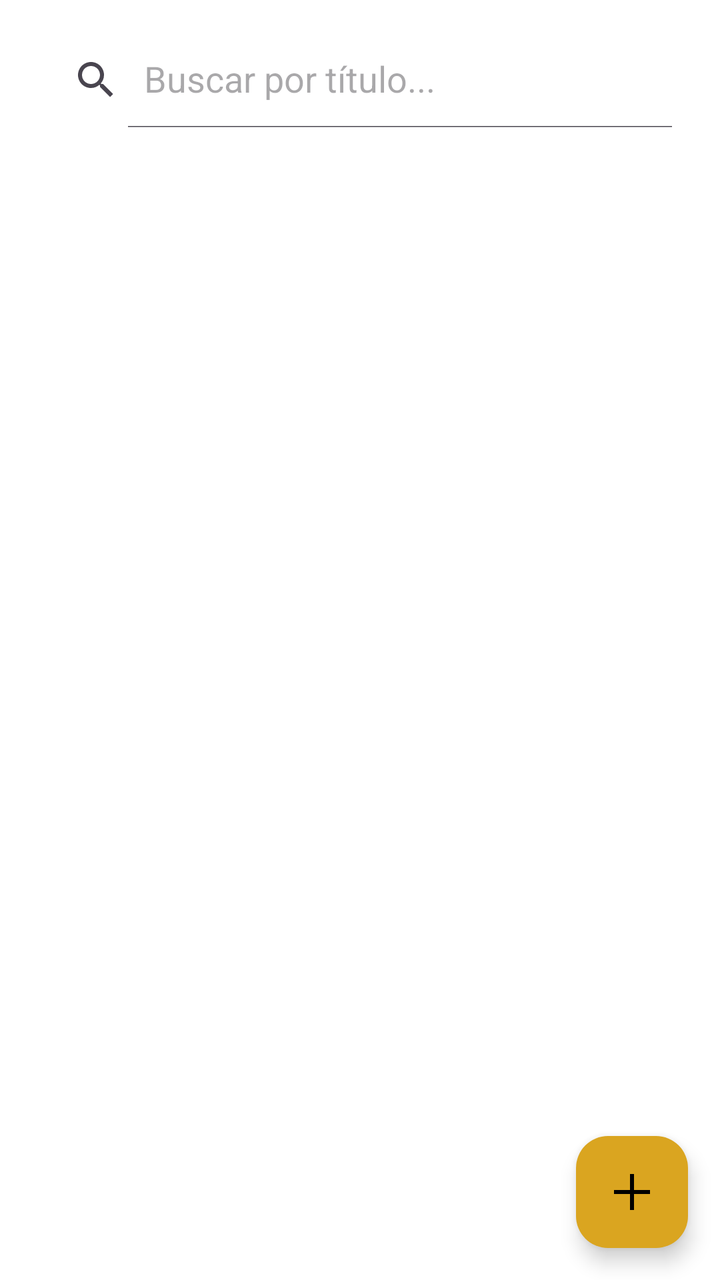
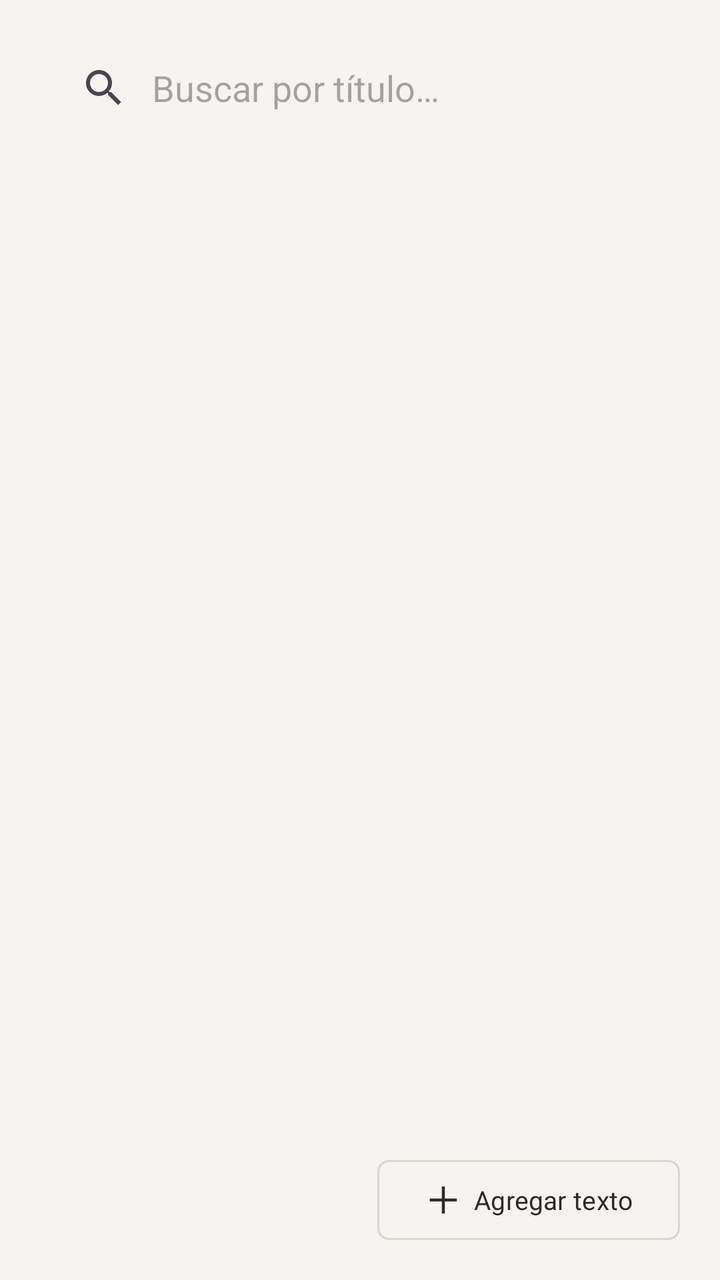

Two renders of the same Android screen: before a commit and after it. Below are the layout's source before the change and the commit's diff.
<!-- AndroidManifest.xml: application theme Theme.Leelo -->
<!-- res/layout/fragment_text.xml -->
<?xml version="1.0" encoding="utf-8"?>
<FrameLayout xmlns:android="http://schemas.android.com/apk/res/android"
    xmlns:tools="http://schemas.android.com/tools"
    xmlns:app="http://schemas.android.com/apk/res-auto"
    android:layout_width="match_parent"
    android:layout_height="match_parent"
    android:background="?android:attr/colorBackground"
    tools:context=".presentation.ui.TextFragment">

    <LinearLayout
        android:id="@+id/container"
        android:layout_width="match_parent"
        android:layout_height="match_parent"
        android:orientation="vertical"
        android:padding="16dp"
        android:layout_marginBottom="80dp">

        <androidx.appcompat.widget.SearchView
            android:id="@+id/searchView"
            android:layout_width="match_parent"
            android:layout_height="wrap_content"
            android:layout_marginBottom="8dp"
            app:queryHint="Buscar por título..."
            app:iconifiedByDefault="false" />

        <androidx.recyclerview.widget.RecyclerView
            android:id="@+id/recyclerText"
            android:layout_width="match_parent"
            android:layout_height="match_parent"
            android:scrollbars="vertical"
            tools:listitem="@layout/item_text" />

    </LinearLayout>

    <TextView
        android:id="@+id/emptyView"
        android:layout_width="wrap_content"
        android:layout_height="wrap_content"
        android:layout_gravity="center"
        android:text="No hay textos todavía"
        android:textSize="18sp"
        android:textColor="?attr/colorOnSurface"
        android:visibility="gone" />

    <TextView
        android:id="@+id/emptySearchView"
        android:layout_width="wrap_content"
        android:layout_height="wrap_content"
        android:layout_gravity="center"
        android:text="No se encontraron resultados"
        android:textSize="18sp"
        android:textColor="?attr/colorOnSurface"
        android:visibility="gone" />

    <com.google.android.material.floatingactionbutton.FloatingActionButton
        android:id="@+id/add_text_button"
        android:layout_width="wrap_content"
        android:layout_height="wrap_content"
        android:layout_gravity="bottom|end"
        android:layout_margin="16dp"
        app:backgroundTint="@color/gold"
        app:srcCompat="@drawable/baseline_add"
        app:tint="@android:color/black" />

</FrameLayout>
<!-- res/layout/item_text.xml (included above) -->
<?xml version="1.0" encoding="utf-8"?>
<LinearLayout xmlns:android="http://schemas.android.com/apk/res/android"
    android:layout_width="match_parent"
    android:layout_height="wrap_content"
    android:orientation="horizontal"
    android:padding="16dp"
    android:background="?android:attr/selectableItemBackground">

    <ImageView
        android:id="@+id/bookIcon"
        android:layout_width="40dp"
        android:layout_height="40dp"
        android:layout_marginEnd="16dp"
        android:src="@drawable/baseline_book_24"
        android:tint="?attr/colorOnSurface"
        android:contentDescription="Book icon" />

    <LinearLayout
        android:layout_width="0dp"
        android:layout_height="wrap_content"
        android:layout_weight="1"
        android:orientation="vertical">

        <TextView
            android:id="@+id/textTitle"
            android:layout_width="match_parent"
            android:layout_height="wrap_content"
            android:textSize="18sp"
            android:textColor="?attr/colorOnSurface"
            android:textStyle="bold" />

        <ProgressBar
            android:id="@+id/readingProgress"
            style="?android:attr/progressBarStyleHorizontal"
            android:layout_width="match_parent"
            android:layout_height="4dp"
            android:layout_marginTop="4dp"
            android:progress="0"
            android:max="100"
            android:progressTint="@color/gold"
            android:progressBackgroundTint="?attr/colorOnSurface" />

    </LinearLayout>

    <ImageButton
        android:id="@+id/menuButton"
        android:layout_width="wrap_content"
        android:layout_height="wrap_content"
        android:layout_marginStart="16dp"
        android:background="?android:attr/selectableItemBackground"
        android:src="@drawable/more_vert"
        android:tint="?attr/colorOnSurface"
        android:contentDescription="Options menu" />

</LinearLayout>
<!-- resources referenced by this layout -->
<resources>
  <color name="gold">#DAA520</color>
  <!-- drawable baseline_add (drawable) -->
  <vector xmlns:android="http://schemas.android.com/apk/res/android"
      android:width="24dp"
      android:height="24dp"
      android:viewportWidth="960"
      android:viewportHeight="960">
    <path
        android:pathData="M440,840v-320L120,520v-80h320v-320h80v320h320v80L520,520v320h-80Z"
        android:fillColor="#e3e3e3"/>
  </vector>
  <!-- drawable baseline_book_24 (drawable) -->
  <vector xmlns:android="http://schemas.android.com/apk/res/android" android:height="24dp" android:tint="#000000" android:viewportHeight="24" android:viewportWidth="24" android:width="24dp">
        
      <path android:fillColor="@android:color/white" android:pathData="M18,2H6c-1.1,0 -2,0.9 -2,2v16c0,1.1 0.9,2 2,2h12c1.1,0 2,-0.9 2,-2V4c0,-1.1 -0.9,-2 -2,-2zM6,4h5v8l-2.5,-1.5L6,12V4z"/>
      
  </vector>
  <!-- drawable more_vert (drawable) -->
  <vector xmlns:android="http://schemas.android.com/apk/res/android"
      android:width="24dp"
      android:height="24dp"
      android:viewportWidth="960"
      android:viewportHeight="960">
    <path
        android:pathData="M480,800q-33,0 -56.5,-23.5T400,720q0,-33 23.5,-56.5T480,640q33,0 56.5,23.5T560,720q0,33 -23.5,56.5T480,800ZM480,560q-33,0 -56.5,-23.5T400,480q0,-33 23.5,-56.5T480,400q33,0 56.5,23.5T560,480q0,33 -23.5,56.5T480,560ZM480,320q-33,0 -56.5,-23.5T400,240q0,-33 23.5,-56.5T480,160q33,0 56.5,23.5T560,240q0,33 -23.5,56.5T480,320Z"
        android:fillColor="@color/black"/>
  </vector>
  <style name="Theme.Leelo" parent="Base.Theme.Leelo" />
  <color name="black">#FF000000</color>
  <style name="Base.Theme.Leelo" parent="Theme.Material3.DayNight.NoActionBar">
          <item name="colorPrimary">@color/gold</item>
          <item name="colorPrimaryVariant">@color/gold</item>
          <item name="colorOnPrimary">@color/black</item>
          <item name="colorSecondary">@color/gold</item>
          <item name="colorSecondaryVariant">@color/gold</item>
          <item name="colorOnSecondary">@color/black</item>
          
          <item name="android:colorBackground">@color/background_light</item>
          <item name="colorSurface">@color/surface_light</item>
          <item name="colorOnBackground">@color/on_background_light</item>
          <item name="colorOnSurface">@color/on_surface_light</item>
          
          <item name="android:statusBarColor">@color/background_light</item>
          <item name="android:windowLightStatusBar" tools:targetApi="m">true</item>
          <item name="android:navigationBarColor">@color/background_light</item>
      </style>
  <color name="background_light">#FFFFFF</color>
  <color name="surface_light">#FFFFFF</color>
  <color name="on_background_light">#1C1B1F</color>
  <color name="on_surface_light">#1C1B1F</color>
</resources>

<!-- the commit's change to res/layout/fragment_text.xml (unified diff, before → after) -->
@@ -1,33 +1,38 @@
 <?xml version="1.0" encoding="utf-8"?>
 <FrameLayout xmlns:android="http://schemas.android.com/apk/res/android"
+    xmlns:app="http://schemas.android.com/apk/res-auto"
     xmlns:tools="http://schemas.android.com/tools"
-    xmlns:app="http://schemas.android.com/apk/res-auto"
     android:layout_width="match_parent"
     android:layout_height="match_parent"
-    android:background="?android:attr/colorBackground"
+    android:background="@color/paper"
     tools:context=".presentation.ui.TextFragment">
 
     <LinearLayout
         android:id="@+id/container"
         android:layout_width="match_parent"
         android:layout_height="match_parent"
+        android:layout_marginBottom="72dp"
         android:orientation="vertical"
-        android:padding="16dp"
-        android:layout_marginBottom="80dp">
+        android:paddingStart="20dp"
+        android:paddingTop="20dp"
+        android:paddingEnd="20dp">
 
         <androidx.appcompat.widget.SearchView
             android:id="@+id/searchView"
             android:layout_width="match_parent"
             android:layout_height="wrap_content"
-            android:layout_marginBottom="8dp"
-            app:queryHint="Buscar por título..."
-            app:iconifiedByDefault="false" />
+            android:layout_marginBottom="12dp"
+            android:background="@null"
+            app:iconifiedByDefault="false"
+            app:queryBackground="@android:color/transparent"
+            app:queryHint="Buscar por título…" />
 
         <androidx.recyclerview.widget.RecyclerView
             android:id="@+id/recyclerText"
             android:layout_width="match_parent"
             android:layout_height="match_parent"
-            android:scrollbars="vertical"
+            android:clipToPadding="false"
+            android:scrollbars="none"
             tools:listitem="@layout/item_text" />
 
     </LinearLayout>
@@ -38,8 +43,8 @@
         android:layout_height="wrap_content"
         android:layout_gravity="center"
         android:text="No hay textos todavía"
-        android:textSize="18sp"
-        android:textColor="?attr/colorOnSurface"
+        android:textColor="?attr/colorOnSurfaceVariant"
+        android:textSize="15sp"
         android:visibility="gone" />
 
     <TextView
@@ -48,19 +53,24 @@
         android:layout_height="wrap_content"
         android:layout_gravity="center"
         android:text="No se encontraron resultados"
-        android:textSize="18sp"
-        android:textColor="?attr/colorOnSurface"
+        android:textColor="?attr/colorOnSurfaceVariant"
+        android:textSize="15sp"
         android:visibility="gone" />
 
-    <com.google.android.material.floatingactionbutton.FloatingActionButton
+    <com.google.android.material.button.MaterialButton
         android:id="@+id/add_text_button"
+        style="@style/Widget.Leelo.OutlinedButton"
         android:layout_width="wrap_content"
-        android:layout_height="wrap_content"
+        android:layout_height="40dp"
         android:layout_gravity="bottom|end"
-        android:layout_margin="16dp"
-        app:backgroundTint="@color/gold"
-        app:srcCompat="@drawable/baseline_add"
-        app:tint="@android:color/black" />
+        android:layout_margin="20dp"
+        android:insetTop="0dp"
+        android:insetBottom="0dp"
+        android:minWidth="0dp"
+        android:text="Agregar texto"
+        android:textSize="13sp"
+        app:icon="@drawable/baseline_add"
+        app:iconPadding="6dp" />
 
 </FrameLayout>
 <!-- res/layout/item_text.xml (included above) -->
@@ -68,54 +78,49 @@
 <LinearLayout xmlns:android="http://schemas.android.com/apk/res/android"
     android:layout_width="match_parent"
     android:layout_height="wrap_content"
-    android:orientation="horizontal"
-    android:padding="16dp"
-    android:background="?android:attr/selectableItemBackground">
-
-    <ImageView
-        android:id="@+id/bookIcon"
-        android:layout_width="40dp"
-        android:layout_height="40dp"
-        android:layout_marginEnd="16dp"
-        android:src="@drawable/baseline_book_24"
-        android:tint="?attr/colorOnSurface"
-        android:contentDescription="Book icon" />
+    android:background="?android:attr/selectableItemBackground"
+    android:orientation="vertical"
+    android:paddingStart="4dp"
+    android:paddingEnd="4dp">
 
     <LinearLayout
-        android:layout_width="0dp"
+        android:layout_width="match_parent"
         android:layout_height="wrap_content"
-        android:layout_weight="1"
-        android:orientation="vertical">
+        android:gravity="center_vertical"
+        android:orientation="horizontal"
+        android:paddingVertical="14dp">
 
         <TextView
             android:id="@+id/textTitle"
-            android:layout_width="match_parent"
+            android:layout_width="0dp"
             android:layout_height="wrap_content"
-            android:textSize="18sp"
+            android:layout_weight="1"
+            android:fontFamily="sans-serif-medium"
+            android:maxLines="2"
             android:textColor="?attr/colorOnSurface"
-            android:textStyle="bold" />
+            android:textSize="16sp" />
 
-        <ProgressBar
-            android:id="@+id/readingProgress"
-            style="?android:attr/progressBarStyleHorizontal"
-            android:layout_width="match_parent"
-            android:layout_height="4dp"
-            android:layout_marginTop="4dp"
-            android:progress="0"
-            android:max="100"
-            android:progressTint="@color/gold"
-            android:progressBackgroundTint="?attr/colorOnSurface" />
-
+        <ImageButton
+            android:id="@+id/menuButton"
+            android:layout_width="36dp"
+            android:layout_height="36dp"
+            android:layout_marginStart="8dp"
+            android:background="?attr/selectableItemBackgroundBorderless"
+            android:contentDescription="Opciones del texto"
+            android:padding="8dp"
+            android:src="@drawable/more_vert"
+            android:tint="?attr/colorOnSurfaceVariant" />
     </LinearLayout>
 
-    <ImageButton
-        android:id="@+id/menuButton"
-        android:layout_width="wrap_content"
-        android:layout_height="wrap_content"
-        android:layout_marginStart="16dp"
-        android:background="?android:attr/selectableItemBackground"
-        android:src="@drawable/more_vert"
-        android:tint="?attr/colorOnSurface"
-        android:contentDescription="Options menu" />
+    <ProgressBar
+        android:id="@+id/readingProgress"
+        style="?android:attr/progressBarStyleHorizontal"
+        android:layout_width="match_parent"
+        android:layout_height="2dp"
+        android:layout_marginBottom="1dp"
+        android:max="100"
+        android:progress="0"
+        android:progressBackgroundTint="?attr/colorOutline"
+        android:progressTint="?attr/colorPrimary" />
 
 </LinearLayout>
<!-- resource entries referenced after the edit -->
@@ -1,6 +1,6 @@
 <!-- resources referenced by this layout -->
 <resources>
-  <color name="gold">#DAA520</color>
+  <color name="paper">#FFF5F4F1</color>
   <!-- drawable baseline_add (drawable) -->
   <vector xmlns:android="http://schemas.android.com/apk/res/android"
       android:width="24dp"
@@ -10,12 +10,6 @@
     <path
         android:pathData="M440,840v-320L120,520v-80h320v-320h80v320h320v80L520,520v320h-80Z"
         android:fillColor="#e3e3e3"/>
-  </vector>
-  <!-- drawable baseline_book_24 (drawable) -->
-  <vector xmlns:android="http://schemas.android.com/apk/res/android" android:height="24dp" android:tint="#000000" android:viewportHeight="24" android:viewportWidth="24" android:width="24dp">
-        
-      <path android:fillColor="@android:color/white" android:pathData="M18,2H6c-1.1,0 -2,0.9 -2,2v16c0,1.1 0.9,2 2,2h12c1.1,0 2,-0.9 2,-2V4c0,-1.1 -0.9,-2 -2,-2zM6,4h5v8l-2.5,-1.5L6,12V4z"/>
-      
   </vector>
   <!-- drawable more_vert (drawable) -->
   <vector xmlns:android="http://schemas.android.com/apk/res/android"
@@ -27,28 +21,46 @@
         android:pathData="M480,800q-33,0 -56.5,-23.5T400,720q0,-33 23.5,-56.5T480,640q33,0 56.5,23.5T560,720q0,33 -23.5,56.5T480,800ZM480,560q-33,0 -56.5,-23.5T400,480q0,-33 23.5,-56.5T480,400q33,0 56.5,23.5T560,480q0,33 -23.5,56.5T480,560ZM480,320q-33,0 -56.5,-23.5T400,240q0,-33 23.5,-56.5T480,160q33,0 56.5,23.5T560,240q0,33 -23.5,56.5T480,320Z"
         android:fillColor="@color/black"/>
   </vector>
+  <style name="Widget.Leelo.OutlinedButton" parent="Widget.Material3.Button.OutlinedButton">
+          <item name="cornerRadius">6dp</item>
+          <item name="strokeWidth">1dp</item>
+          <item name="strokeColor">?attr/colorOutline</item>
+          <item name="backgroundTint">@android:color/transparent</item>
+          <item name="android:textColor">?attr/colorOnSurface</item>
+          <item name="android:textAllCaps">false</item>
+          <item name="iconTint">?attr/colorOnSurface</item>
+          <item name="android:stateListAnimator">@null</item>
+      </style>
   <style name="Theme.Leelo" parent="Base.Theme.Leelo" />
-  <color name="black">#FF000000</color>
+  <color name="black">@color/ink</color>
   <style name="Base.Theme.Leelo" parent="Theme.Material3.DayNight.NoActionBar">
-          <item name="colorPrimary">@color/gold</item>
-          <item name="colorPrimaryVariant">@color/gold</item>
-          <item name="colorOnPrimary">@color/black</item>
-          <item name="colorSecondary">@color/gold</item>
-          <item name="colorSecondaryVariant">@color/gold</item>
-          <item name="colorOnSecondary">@color/black</item>
-          
-          <item name="android:colorBackground">@color/background_light</item>
-          <item name="colorSurface">@color/surface_light</item>
-          <item name="colorOnBackground">@color/on_background_light</item>
-          <item name="colorOnSurface">@color/on_surface_light</item>
-          
-          <item name="android:statusBarColor">@color/background_light</item>
+          <item name="colorPrimary">@color/accent</item>
+          <item name="colorOnPrimary">@color/accent_on</item>
+          <item name="colorSecondary">@color/accent</item>
+          <item name="colorOnSecondary">@color/accent_on</item>
+  
+          <item name="android:colorBackground">@color/paper</item>
+          <item name="colorOnBackground">@color/ink</item>
+          <item name="colorSurface">@color/paper</item>
+          <item name="colorOnSurface">@color/ink</item>
+          <item name="colorSurfaceVariant">@color/paper</item>
+          <item name="colorOnSurfaceVariant">@color/ink_muted</item>
+          <item name="colorOutline">@color/line</item>
+          <item name="colorOutlineVariant">@color/line</item>
+          <item name="colorPrimaryContainer">@color/paper</item>
+          <item name="colorSecondaryContainer">@color/paper</item>
+  
+          <item name="android:statusBarColor">@color/paper</item>
           <item name="android:windowLightStatusBar" tools:targetApi="m">true</item>
-          <item name="android:navigationBarColor">@color/background_light</item>
+          <item name="android:navigationBarColor">@color/paper</item>
+          <item name="android:windowBackground">@color/paper</item>
+  
+          <item name="android:fontFamily">sans-serif</item>
       </style>
-  <color name="background_light">#FFFFFF</color>
-  <color name="surface_light">#FFFFFF</color>
-  <color name="on_background_light">#1C1B1F</color>
-  <color name="on_surface_light">#1C1B1F</color>
+  <color name="ink">#FF2B2B28</color>
+  <color name="accent">#FF63635F</color>
+  <color name="accent_on">#FFF5F4F1</color>
+  <color name="ink_muted">#FF6E6E69</color>
+  <color name="line">#FFD8D7D2</color>
 </resources>
 
